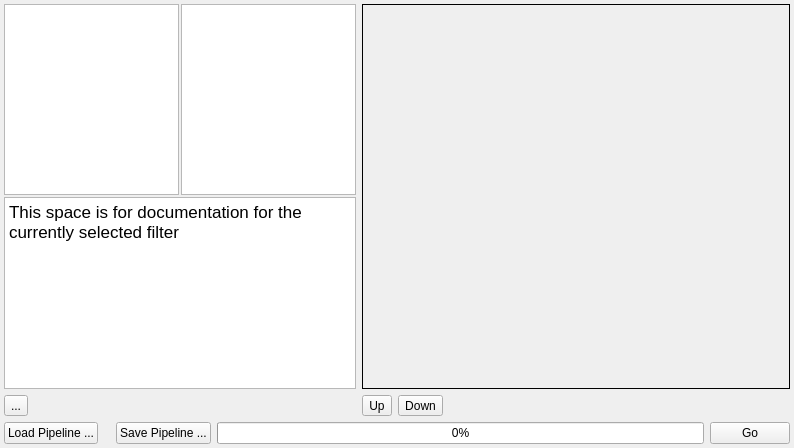
Above: Source/Plugins/PipelineBuilder/UI/PipelineBuilderWidget.ui from BlueQuartzSoftware/DREAM3D before the change. Below: the same form after it.
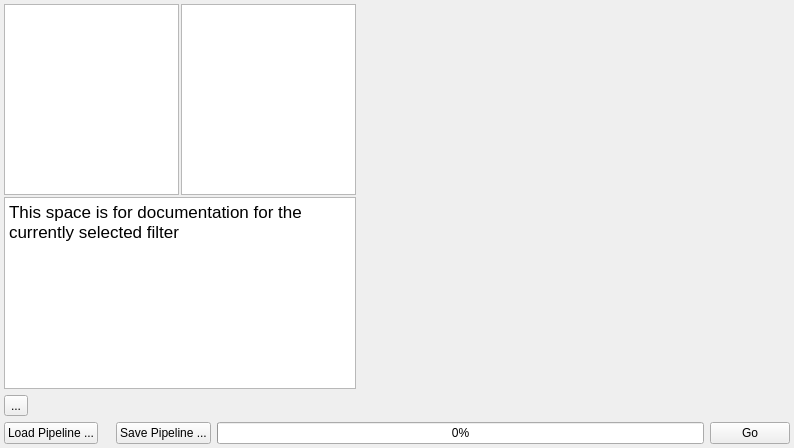
That is the form after the change. Custom widgets are drawn as their Qt base class.

Commit message: Finishing implementation of Drag and Drop reordering of the pipeline. I would still like to add some more animations but the basics work pretty well

What changed in the file:
```diff
--- a/Source/Plugins/PipelineBuilder/UI/PipelineBuilderWidget.ui
+++ b/Source/Plugins/PipelineBuilder/UI/PipelineBuilderWidget.ui
@@ -172,41 +172,7 @@
      </property>
     </widget>
    </item>
-   <item row="1" column="1">
-    <layout class="QHBoxLayout" name="horizontalLayout">
-     <property name="topMargin">
-      <number>0</number>
-     </property>
-     <item>
-      <widget class="QToolButton" name="filterUp">
-       <property name="text">
-        <string>Up</string>
-       </property>
-      </widget>
-     </item>
-     <item>
-      <widget class="QToolButton" name="filterDown">
-       <property name="text">
-        <string>Down</string>
-       </property>
-      </widget>
-     </item>
-     <item>
-      <spacer name="horizontalSpacer">
-       <property name="orientation">
-        <enum>Qt::Horizontal</enum>
-       </property>
-       <property name="sizeHint" stdset="0">
-        <size>
-         <width>40</width>
-         <height>20</height>
-        </size>
-       </property>
-      </spacer>
-     </item>
-    </layout>
-   </item>
-   <item row="0" column="1">
+   <item row="0" column="1" rowspan="2">
     <widget class="QDroppableScrollArea" name="scrollArea">
      <property name="sizePolicy">
       <sizepolicy hsizetype="Expanding" vsizetype="Expanding">
@@ -224,7 +190,7 @@
       <string notr="true"/>
      </property>
      <property name="frameShape">
-      <enum>QFrame::Box</enum>
+      <enum>QFrame::NoFrame</enum>
      </property>
      <property name="frameShadow">
       <enum>QFrame::Plain</enum>
```
Left out of the diff: 8 changed lines with no effect on the pictures. The commit also changes 7 other files.
